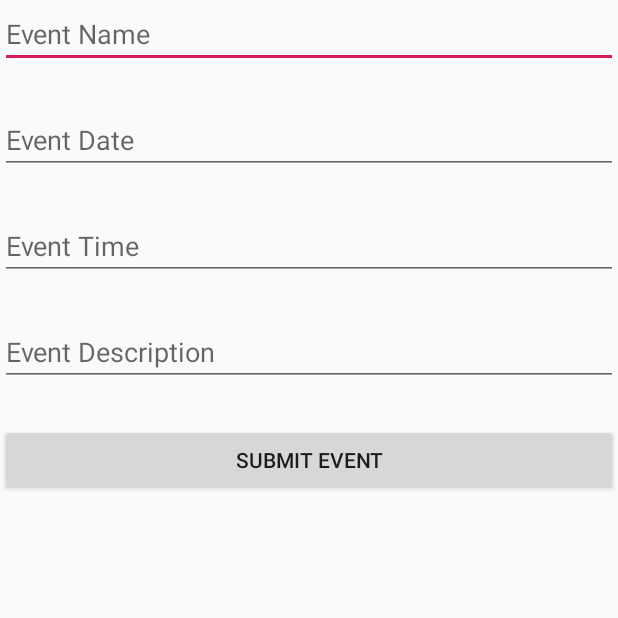
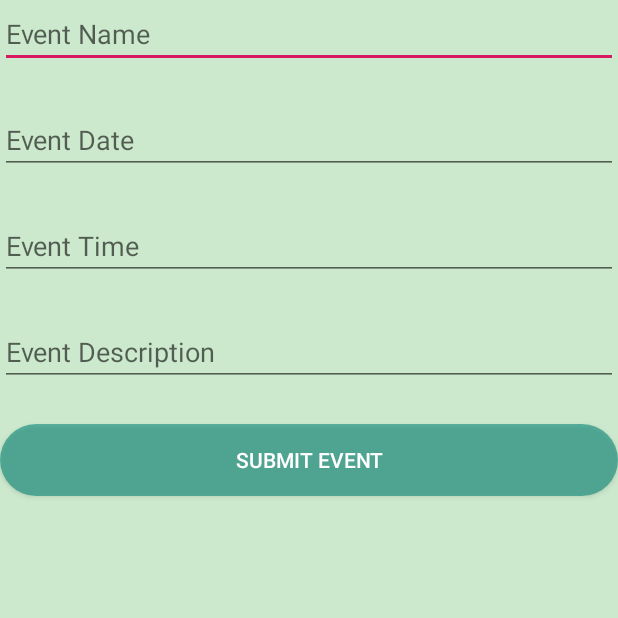
Before and after one commit to CSUMB-Codepath-Group1/barkAndroidAPP, an Android app: the MakeEventActivity screen opened directly, with no data from a screen before it, on a phone screen of 412 x 824 dp, the top half of it. Run offline under Robolectric (Android 15) with nearby library versions, the phone set to English and light mode, and no system bars; our stand-ins replace Firebase (no records; nobody signed in at launch, a user with empty details on screens opened directly).

Commit message:
more small UI changes

```diff
--- a/app/src/main/res/layout/activity_event_maker.xml
+++ b/app/src/main/res/layout/activity_event_maker.xml
@@ -1,12 +1,16 @@
 <?xml version="1.0" encoding="utf-8"?>
-<LinearLayout
-    xmlns:android="http://schemas.android.com/apk/res/android" android:layout_width="match_parent"
+<LinearLayout xmlns:android="http://schemas.android.com/apk/res/android"
+    android:layout_width="match_parent"
     android:layout_height="match_parent"
-    android:orientation="vertical">
+    xmlns:app="http://schemas.android.com/apk/res-auto"
+    android:orientation="vertical"
+    android:background="@color/mainColor">
 
 
     <EditText
+
         android:id="@+id/eventName"
+
         android:layout_width="match_parent"
         android:maxLines="1"
         android:layout_height="wrap_content"
@@ -16,6 +20,7 @@
 
     <EditText
         android:id="@+id/chooseDate"
+
         android:layout_width="match_parent"
         android:layout_height="wrap_content"
         android:layout_marginTop="25dp"
@@ -53,6 +58,9 @@
         android:layout_width="match_parent"
         android:layout_height="wrap_content"
         android:layout_marginTop="25dp"
-        android:text="Submit Event" />
+        android:text="Submit Event"
+        app:backgroundTint="@color/colorPrimary"
+        android:textColor="@color/white"
+        android:background="@drawable/custom_button"/>
 
 </LinearLayout>
```
